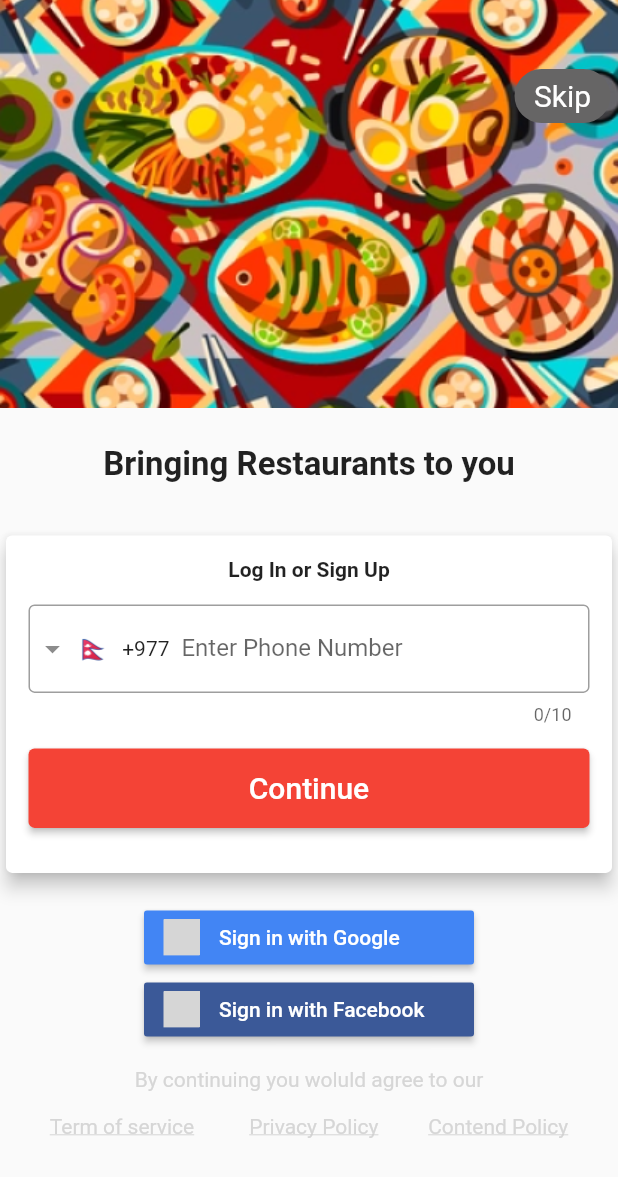
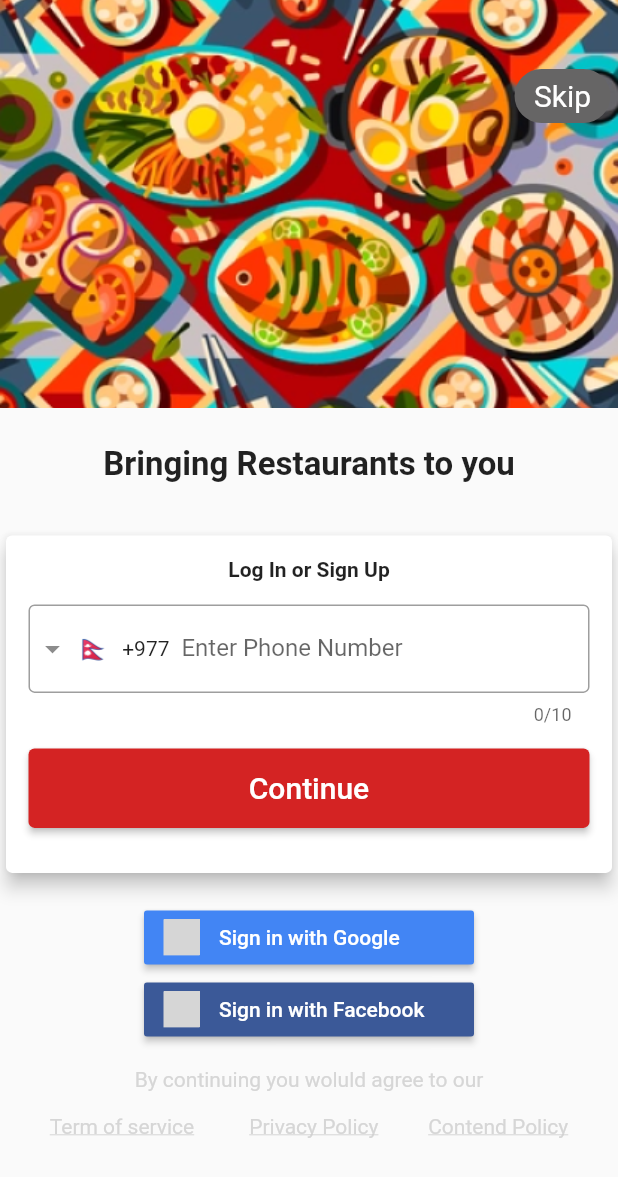
Before and after one commit to cygnus55/foodie, a Flutter app: the screen it shows after launch, on a phone screen of 412 x 824 dp. Shown: the top 1177 px of the screen. Run offline on Flutter 3.47's test engine with Material 2 defaults, Android fonts, the phone set to English and light mode, and no system bars; drawn by our look-alikes of intl_phone_field; our stand-ins replace flutter_signin_button; grey boxes are pictures that could not be loaded.

Commit message:
primay color of the theme updated using function

```diff
--- /dev/null
+++ b/frontend/foodie/lib/color.dart
@@ -0,0 +1,21 @@
+import 'package:flutter/material.dart';
+
+MaterialColor buildMaterialColor(Color color) {
+  List strengths = <double>[.05];
+  Map<int, Color> swatch = {};
+  final int r = color.red, g = color.green, b = color.blue;
+
+  for (int i = 1; i < 10; i++) {
+    strengths.add(0.1 * i);
+  }
+  for (var strength in strengths) {
+    final double ds = 0.5 - strength;
+    swatch[(strength * 1000).round()] = Color.fromRGBO(
+      r + ((ds < 0 ? r : (255 - r)) * ds).round(),
+      g + ((ds < 0 ? g : (255 - g)) * ds).round(),
+      b + ((ds < 0 ? b : (255 - b)) * ds).round(),
+      1,
+    );
+  }
+  return MaterialColor(color.value, swatch);
+}
--- a/frontend/foodie/lib/main.dart
+++ b/frontend/foodie/lib/main.dart
@@ -2,6 +2,7 @@ import 'package:flutter/material.dart';
 
 import './screens/login_screen.dart';
 import './screens/tab_screen.dart';
+import './color.dart';
 
 void main() {
   runApp(const MyApp());
@@ -15,7 +16,7 @@ class MyApp extends StatelessWidget {
         debugShowCheckedModeBanner: false,
         title: 'Foodie APP',
         theme: ThemeData(
-          primarySwatch: Colors.red,
+          primarySwatch: buildMaterialColor(const Color(0xFFD42323)),
         ),
         // home: const MyHomePage(title: 'Foodie'),
         routes: {
```
